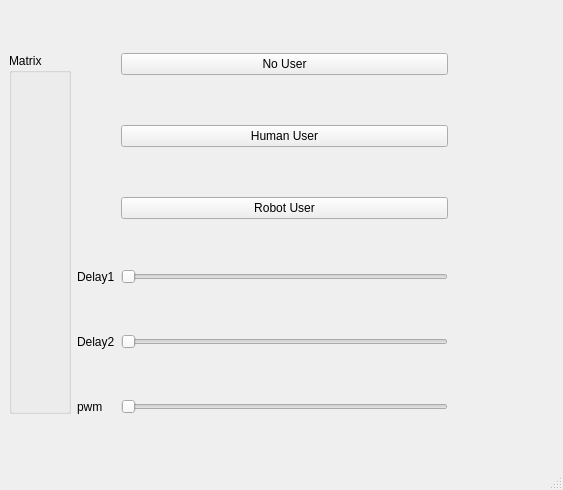
Festo-se/phand-ros, file festo_pressure_sensors/scripts/pressure_sensors.ui: the form before one commit.
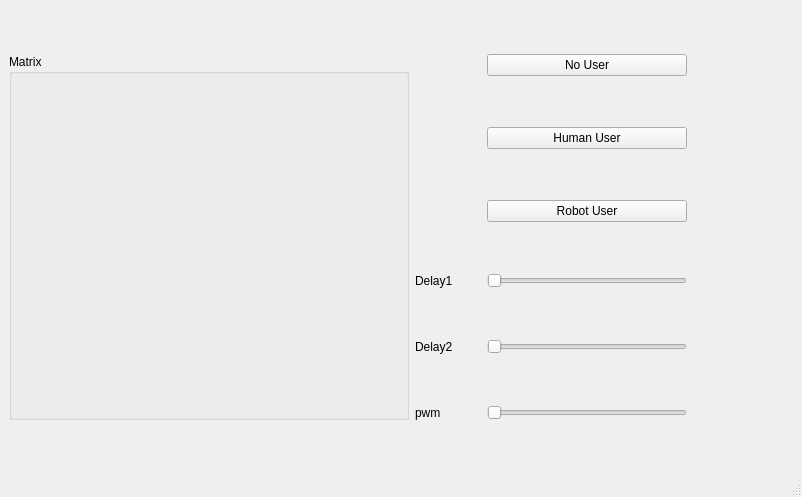
The form after the commit.

Commit message: WIP pressure matrix plotter

```diff
--- a/festo_pressure_sensors/scripts/pressure_sensors.ui
+++ b/festo_pressure_sensors/scripts/pressure_sensors.ui
@@ -6,8 +6,8 @@
    <rect>
     <x>0</x>
     <y>0</y>
-    <width>563</width>
-    <height>490</height>
+    <width>802</width>
+    <height>497</height>
    </rect>
   </property>
   <property name="windowTitle">
@@ -17,6 +17,12 @@
    <layout class="QGridLayout" name="gridLayout">
     <item row="0" column="2">
      <widget class="QPushButton" name="pushButton">
+      <property name="maximumSize">
+       <size>
+        <width>200</width>
+        <height>16777215</height>
+       </size>
+      </property>
       <property name="text">
        <string>No User</string>
       </property>
@@ -24,6 +30,12 @@
     </item>
     <item row="1" column="2">
      <widget class="QPushButton" name="pushButton_2">
+      <property name="maximumSize">
+       <size>
+        <width>200</width>
+        <height>16777215</height>
+       </size>
+      </property>
       <property name="text">
        <string>Human User</string>
       </property>
@@ -31,6 +43,12 @@
     </item>
     <item row="2" column="2">
      <widget class="QPushButton" name="pushButton_3">
+      <property name="maximumSize">
+       <size>
+        <width>200</width>
+        <height>16777215</height>
+       </size>
+      </property>
       <property name="text">
        <string>Robot User</string>
       </property>
@@ -41,6 +59,12 @@
     </item>
     <item row="4" column="2">
      <widget class="QSlider" name="hs_delay2">
+      <property name="maximumSize">
+       <size>
+        <width>200</width>
+        <height>16777215</height>
+       </size>
+      </property>
       <property name="orientation">
        <enum>Qt::Horizontal</enum>
       </property>
@@ -48,6 +72,12 @@
     </item>
     <item row="0" column="0" rowspan="6">
      <widget class="QGroupBox" name="groupBox">
+      <property name="minimumSize">
+       <size>
+        <width>400</width>
+        <height>0</height>
+       </size>
+      </property>
       <property name="title">
        <string>Matrix</string>
       </property>
@@ -60,6 +90,12 @@
     </item>
     <item row="3" column="2">
      <widget class="QSlider" name="hs_delay1">
+      <property name="maximumSize">
+       <size>
+        <width>200</width>
+        <height>16777215</height>
+       </size>
+      </property>
       <property name="orientation">
        <enum>Qt::Horizontal</enum>
       </property>
@@ -67,6 +103,12 @@
     </item>
     <item row="5" column="2">
      <widget class="QSlider" name="sl_pwm_value">
+      <property name="maximumSize">
+       <size>
+        <width>200</width>
+        <height>16777215</height>
+       </size>
+      </property>
       <property name="maximum">
        <number>255</number>
       </property>
```
Left out of the diff: 2 changed lines with no effect on the pictures. The commit also changes 4 other files.
